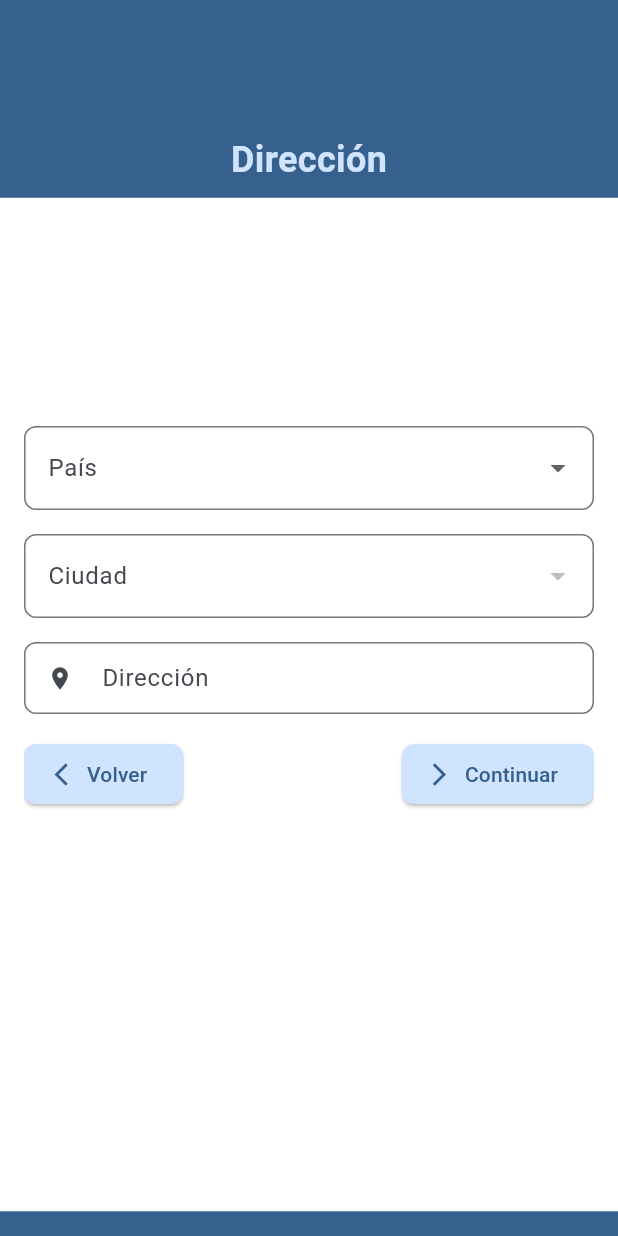
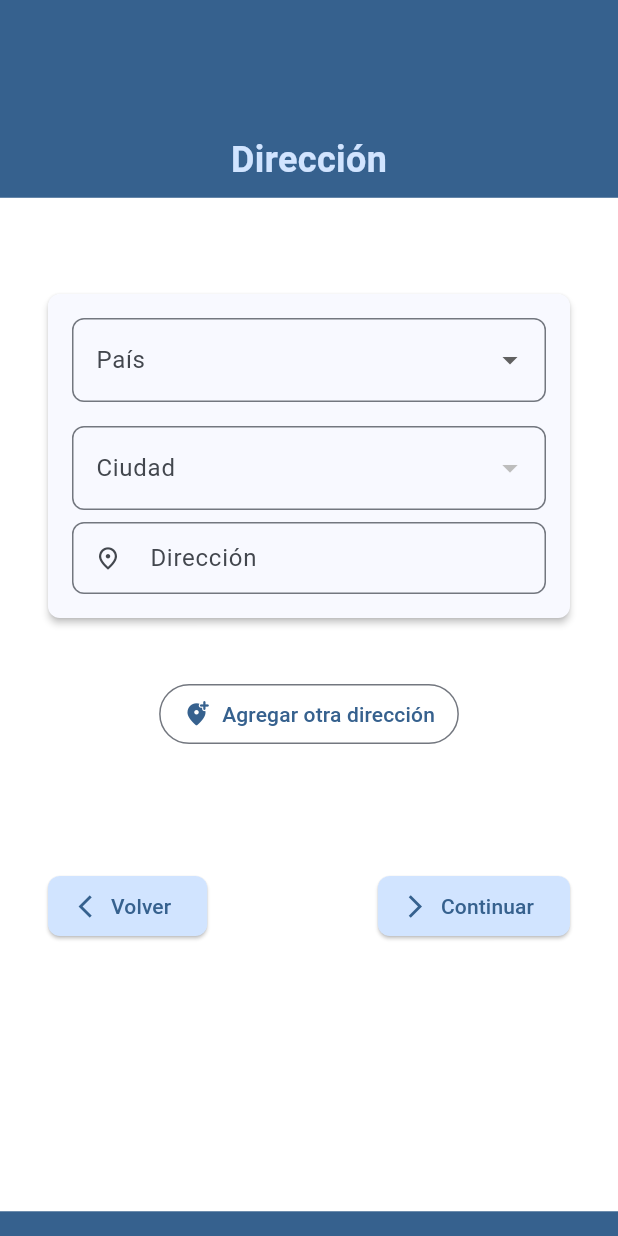
Before and after one commit to jhon-double-v-partners/register-user-trial, a Flutter app: the screen it shows after launch, swiped to page 2, on a phone screen of 412 x 824 dp. Run offline on Flutter 3.47's test engine with Material 3 defaults, Android fonts, the light colour scheme and no system bars; our stand-ins replace animate_do, flutter_riverpod.

Commit message:
refactor(address-view): new widgets to use a lot of address

```diff
--- a/lib/presentation/views/address_view.dart
+++ b/lib/presentation/views/address_view.dart
@@ -22,13 +22,24 @@ class AddressView extends StatefulWidget {
 
 class _AddressViewState extends State<AddressView> {
   final GlobalKey<FormState> _formKey = GlobalKey<FormState>();
-  String country = '';
-  String department = '';
-  String city = '';
+
+  final List<AddressItem> addresses = [AddressItem()];
+
+  void _addAddress() {
+    setState(() {
+      addresses.add(AddressItem());
+    });
+  }
+
+  void _removeAddress(int index) {
+    if (addresses.length == 1) return;
+    setState(() {
+      addresses.removeAt(index);
+    });
+  }
 
   void _onNextPage() {
     final isValid = _formKey.currentState?.validate() ?? false;
-
     if (!isValid) return;
 
     widget.onNextPage();
@@ -36,32 +47,110 @@ class _AddressViewState extends State<AddressView> {
 
   @override
   Widget build(BuildContext context) {
+    final themeColors = Theme.of(context).colorScheme;
+
     return FadeIn(
       child: Form(
         key: _formKey,
-        child: SizedBox.expand(
-          child: Stack(
-            children: [
-              Column(
+        child: LayoutBuilder(
+          builder: (context, constraints) {
+            return SingleChildScrollView(
+              child: ConstrainedBox(
+                constraints: BoxConstraints(minHeight: constraints.maxHeight),
+                child: IntrinsicHeight(
+                  child: Center(
+                    child: Padding(
+                      padding: const EdgeInsets.symmetric(
+                        horizontal: 16,
+                        vertical: 24,
+                      ),
+                      child: Column(
                         mainAxisAlignment: MainAxisAlignment.center,
                         crossAxisAlignment: CrossAxisAlignment.center,
-                spacing: 16,
+                        spacing: 24,
                         children: [
-                  _DropDownCountryCity(),
-
+                          // Lista dinámica de direcciones
+                          ...List.generate(addresses.length, (index) {
+                            return FadeInUp(
+                              from: 14,
+                              duration: const Duration(milliseconds: 300),
+                              child: Card(
+                                color: themeColors.surface,
+                                elevation: 2,
+                                margin: const EdgeInsets.only(bottom: 16),
+                                shape: RoundedRectangleBorder(
+                                  borderRadius: BorderRadius.circular(8),
+                                ),
+                                child: Padding(
+                                  padding: const EdgeInsets.all(16),
+                                  child: Column(
+                                    spacing: 8,
+                                    children: [
+                                      _DropDownCountryCity(
+                                        key: ValueKey('address_$index'),
+                                        onCountryChanged: (country) {
+                                          addresses[index].country = country;
+                                        },
+                                        onCityChanged: (city) {
+                                          addresses[index].city = city;
+                                        },
+                                      ),
                                       CustomTextFormField(
                                         labelText: 'Dirección',
-                    hint: 'Ej: C/ San José, 5 #10-12',
-                    onChanged: (value) => country = value,
-                    prefixIcon: const Icon(Icons.place),
+                                        hint: 'Ej: Calle 10 #12-45',
+                                        prefixIcon: const Icon(
+                                          Icons.place_outlined,
+                                        ),
+                                        onChanged: (value) {
+                                          addresses[index].address = value;
+                                        },
                                         validator: (value) {
                                           if (value == null || value.isEmpty) {
                                             return 'La dirección es obligatoria';
                                           }
-
                                           return null;
                                         },
                                       ),
+
+                                      // Botón eliminar dirección (solo si hay más de una)
+                                      if (addresses.length > 1)
+                                        Align(
+                                          alignment: Alignment.centerRight,
+                                          child: TextButton.icon(
+                                            onPressed: () =>
+                                                _removeAddress(index),
+                                            icon: const Icon(
+                                              Icons.delete_outline,
+                                            ),
+                                            label: const Text(
+                                              'Eliminar dirección',
+                                            ),
+                                            style: TextButton.styleFrom(
+                                              foregroundColor: Colors.redAccent,
+                                            ),
+                                          ),
+                                        ),
+                                    ],
+                                  ),
+                                ),
+                              ),
+                            );
+                          }),
+
+                          // Botón agregar dirección
+                          OutlinedButton.icon(
+                            onPressed: _addAddress,
+                            icon: const Icon(Icons.add_location_alt_rounded),
+                            label: const Text('Agregar otra dirección'),
+                            style: OutlinedButton.styleFrom(
+                              padding: const EdgeInsets.symmetric(
+                                horizontal: 16,
+                                vertical: 8,
+                              ),
+                            ),
+                          ),
+
+                          const SizedBox(height: 32),
 
                           NavigationControls(
                             nextPage: _onNextPage,
@@ -70,16 +159,33 @@ class _AddressViewState extends State<AddressView> {
                           ),
                         ],
                       ),
-            ],
                     ),
+                  ),
+                ),
+              ),
+            );
+          },
         ),
       ),
     );
   }
 }
 
+class AddressItem {
+  String? country;
+  String? city;
+  String? address;
+}
+
 class _DropDownCountryCity extends StatefulWidget {
-  const _DropDownCountryCity();
+  final ValueChanged<String>? onCountryChanged;
+  final ValueChanged<String>? onCityChanged;
+
+  const _DropDownCountryCity({
+    super.key,
+    this.onCountryChanged,
+    this.onCityChanged,
+  });
 
   @override
   State<_DropDownCountryCity> createState() => _DropDownCountryCityState();
@@ -95,7 +201,6 @@ class _DropDownCountryCityState extends State<_DropDownCountryCity> {
       spacing: 16,
       crossAxisAlignment: CrossAxisAlignment.start,
       children: [
-        // Dropdown de Países
         DropdownButtonFormField<String>(
           initialValue: selectedCountry,
           decoration: InputDecoration(
@@ -111,8 +216,9 @@ class _DropDownCountryCityState extends State<_DropDownCountryCity> {
           onChanged: (value) {
             setState(() {
               selectedCountry = value;
-              selectedCity = null; // Reiniciar ciudad
+              selectedCity = null;
             });
+            widget.onCountryChanged?.call(value ?? '');
           },
           validator: (value) {
             if (value == null || value.isEmpty) {
@@ -121,7 +227,6 @@ class _DropDownCountryCityState extends State<_DropDownCountryCity> {
             return null;
           },
         ),
-
         DropdownButtonFormField<String>(
           initialValue: selectedCity,
           decoration: InputDecoration(
@@ -137,9 +242,8 @@ class _DropDownCountryCityState extends State<_DropDownCountryCity> {
                     )
                     .toList(),
           onChanged: (value) {
-            setState(() {
-              selectedCity = value;
-            });
+            setState(() => selectedCity = value);
+            widget.onCityChanged?.call(value ?? '');
           },
           validator: (value) {
             if (value == null || value.isEmpty) {
```
Lines whose indentation alone changed are shown as unchanged.
